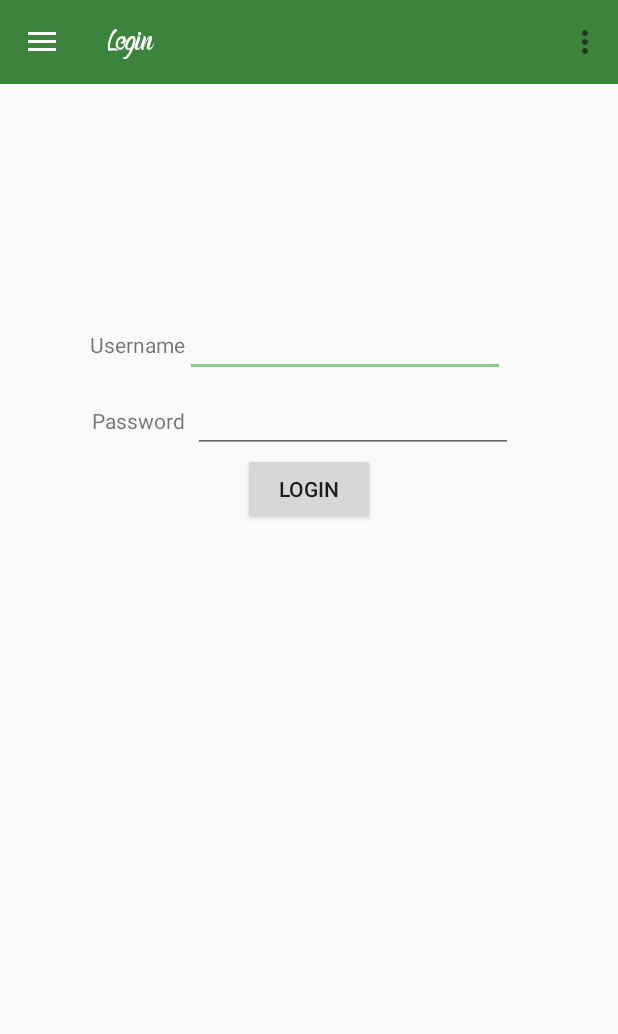
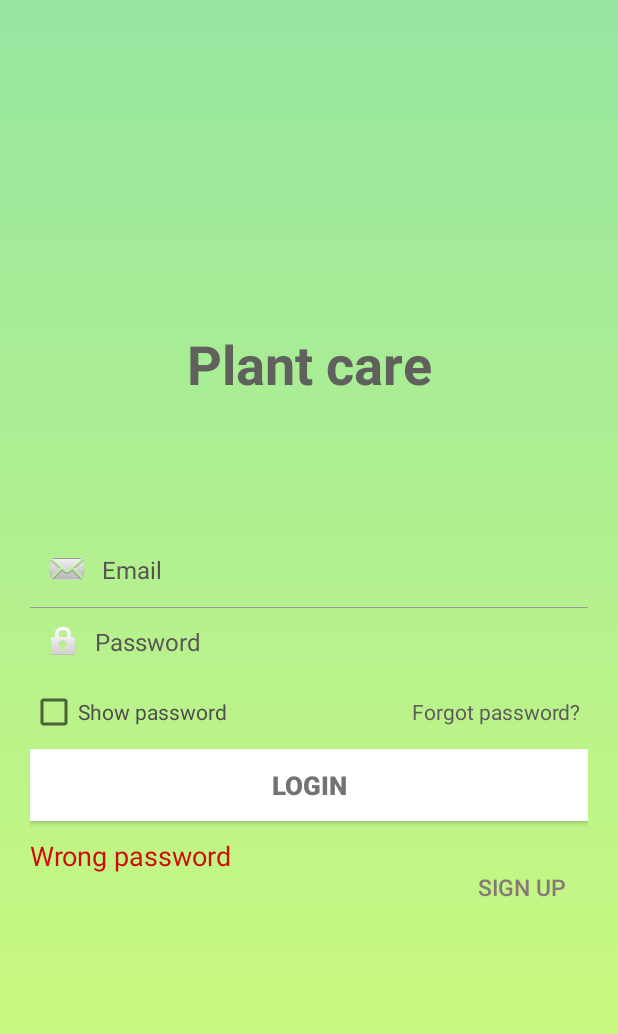
Before and after one commit to TomazMazej/plant_care, an Android app: the screen it shows after launch (MainActivity), in the side drawer, after a tap on "Log In", on a phone screen of 412 x 824 dp. Shown: the top 1034 px of the screen. Run offline under Robolectric (Android 15) with nearby library versions, the phone set to English and light mode, and no system bars.

Commit message:
Design for Login fragment and Sign up fragment

```diff
--- /dev/null
+++ b/app/src/main/res/drawable/gradient_background.xml
@@ -0,0 +1,12 @@
+<?xml version="1.0" encoding="utf-8"?>
+<selector xmlns:android="http://schemas.android.com/apk/res/android">
+    <item>
+        <shape>
+            <gradient
+                android:angle="90"
+                android:startColor="#d4fc79"
+                android:endColor="#96e6a1"
+                android:type="linear" />
+        </shape>
+    </item>
+</selector>
--- a/app/src/main/res/layout/content_main.xml
+++ b/app/src/main/res/layout/content_main.xml
@@ -1,6 +1,8 @@
 <?xml version="1.0" encoding="utf-8"?>
 <LinearLayout
-    xmlns:android="http://schemas.android.com/apk/res/android" android:layout_width="match_parent"
+    xmlns:android="http://schemas.android.com/apk/res/android"
+    xmlns:app="http://schemas.android.com/apk/res-auto"
+    android:layout_width="match_parent"
     android:layout_height="match_parent">
 
     <FrameLayout
--- a/app/src/main/res/layout/fragment_log_in.xml
+++ b/app/src/main/res/layout/fragment_log_in.xml
@@ -1,75 +1,139 @@
 <?xml version="1.0" encoding="utf-8"?>
-<androidx.constraintlayout.widget.ConstraintLayout xmlns:android="http://schemas.android.com/apk/res/android"
-    android:layout_width="match_parent"
-    android:layout_height="match_parent"
-    xmlns:app="http://schemas.android.com/apk/res-auto"
-    xmlns:tools="http://schemas.android.com/tools">
+<RelativeLayout xmlns:android="http://schemas.android.com/apk/res/android"
+    android:layout_width="fill_parent"
+    android:layout_height="fill_parent"
+    android:padding="20dp"
+    android:background="@drawable/gradient_background"
+    >
 
-    <androidx.constraintlayout.widget.Guideline
-        android:id="@+id/guideline"
-        android:layout_width="wrap_content"
+    <LinearLayout
+        android:id="@+id/login_layout"
+        android:layout_width="fill_parent"
         android:layout_height="wrap_content"
-        android:orientation="vertical"
-        app:layout_constraintGuide_percent="0.3" />
+        android:layout_centerInParent="true"
+        android:orientation="vertical" >
 
-    <androidx.constraintlayout.widget.Guideline
-        android:id="@+id/guideline3"
-        android:layout_width="wrap_content"
-        android:layout_height="wrap_content"
-        android:orientation="vertical"
-        app:layout_constraintGuide_percent="0.3" />
+        <TextView
+            android:id="@+id/Plant_care"
+            android:layout_width="fill_parent"
+            android:layout_height="wrap_content"
+            android:gravity="center"
+            android:padding="10dp"
+            android:text="Plant care"
+            android:textColor="#60615D"
+            android:textSize="36sp"
+            android:textStyle="bold" />
 
-    <androidx.constraintlayout.widget.Guideline
-        android:id="@+id/guideline4"
-        android:layout_width="wrap_content"
-        android:layout_height="wrap_content"
-        android:orientation="horizontal"
-        app:layout_constraintGuide_begin="150dp" />
+        <TextView
+            android:id="@+id/textView6"
+            android:layout_width="match_parent"
+            android:layout_height="58dp" />
 
-    <TextView
-        android:id="@+id/textView"
-        android:layout_width="wrap_content"
-        android:layout_height="wrap_content"
-        android:text="Username"
-        app:layout_constraintBaseline_toBaselineOf="@+id/username"
-        app:layout_constraintEnd_toStartOf="@+id/guideline3" />
+        <EditText
+            android:id="@+id/login_mail"
+            android:layout_width="fill_parent"
+            android:layout_height="wrap_content"
+            android:layout_marginTop="20dp"
+            android:background="@android:color/transparent"
+            android:drawableLeft="@android:drawable/sym_action_email"
+            android:drawablePadding="8dp"
+            android:gravity="center_vertical"
+            android:hint="Email"
+            android:inputType="textEmailAddress"
+            android:padding="10dp"
+            android:singleLine="true"
+            android:textColor="#595555"
+            android:textColorHint="#575353"
+            android:textSize="16sp" />
 
-    <EditText
-        android:id="@+id/username"
-        android:layout_width="wrap_content"
-        android:layout_height="wrap_content"
-        android:layout_marginTop="?attr/actionBarSize"
-        android:ems="10"
-        android:inputType="textPersonName"
-        app:layout_constraintStart_toStartOf="@+id/guideline3"
-        app:layout_constraintTop_toTopOf="@+id/guideline4" />
+        <View
+            android:layout_width="fill_parent"
+            android:layout_height="1px"
+            android:background="#A19A9A" />
 
-    <TextView
-        android:id="@+id/textView2"
-        android:layout_width="wrap_content"
-        android:layout_height="wrap_content"
-        android:text="Password"
-        app:layout_constraintBaseline_toBaselineOf="@+id/password"
-        app:layout_constraintEnd_toStartOf="@+id/guideline3" />
+        <EditText
+            android:id="@+id/login_password"
+            android:layout_width="fill_parent"
+            android:layout_height="wrap_content"
+            android:background="@android:color/transparent"
+            android:drawableLeft="@android:drawable/ic_lock_idle_lock"
+            android:drawablePadding="8dp"
+            android:gravity="center_vertical"
+            android:hint="Password"
+            android:inputType="textPassword"
+            android:padding="10dp"
+            android:singleLine="true"
+            android:textColor="#635E5E"
+            android:textColorHint="#5A5656"
+            android:textSize="16sp" />
 
-    <EditText
-        android:id="@+id/password"
-        android:layout_width="wrap_content"
-        android:layout_height="wrap_content"
-        android:layout_margin="5dp"
-        android:ems="10"
-        android:inputType="textPassword"
-        app:layout_constraintStart_toStartOf="@+id/guideline3"
-        app:layout_constraintTop_toBottomOf="@+id/username" />
+        <LinearLayout
+            android:layout_width="fill_parent"
+            android:layout_height="wrap_content"
+            android:orientation="horizontal"
+            android:paddingBottom="5dp"
+            android:paddingTop="8dp" >
 
-    <Button
-        android:id="@+id/buttonLogin"
-        android:layout_width="wrap_content"
-        android:layout_height="wrap_content"
-        android:text="Login"
-        android:onClick="onClickLogin"
-        app:layout_constraintEnd_toEndOf="parent"
-        app:layout_constraintStart_toStartOf="parent"
-        app:layout_constraintTop_toBottomOf="@+id/password" />
+            <CheckBox
+                android:id="@+id/show_hide_password"
+                android:layout_width="wrap_content"
+                android:layout_height="wrap_content"
+                android:layout_weight="1"
+                android:text="Show password"
+                android:textColor="#504C4C"
+                android:textSize="14sp" />
 
-</androidx.constraintlayout.widget.ConstraintLayout>
+            <TextView
+                android:id="@+id/forgot_password"
+                android:layout_width="wrap_content"
+                android:layout_height="wrap_content"
+                android:layout_weight="1"
+                android:gravity="end"
+                android:padding="5dp"
+                android:text="Forgot password?"
+                android:textColor="#605B5B"
+                android:textSize="14sp" />
+        </LinearLayout>
+
+        <Button
+            android:id="@+id/SignUpBtn"
+            android:layout_width="fill_parent"
+            android:layout_height="wrap_content"
+            android:layout_marginTop="3dp"
+            android:background="#FFFFFF"
+            android:padding="3dp"
+            android:text="login"
+            android:textColor="#757272"
+            android:textSize="17sp"
+            android:textStyle="bold" />
+
+        <LinearLayout
+            android:layout_width="match_parent"
+            android:layout_height="match_parent"
+            android:orientation="horizontal">
+
+            <TextView
+                android:id="@+id/Wrong_password"
+                android:layout_width="289dp"
+                android:layout_height="48dp"
+                android:layout_weight="1"
+                android:text="Wrong password"
+                android:textColor="#D10A0A"
+                android:textSize="18sp" />
+
+            <Button
+                android:id="@+id/sign_up"
+                android:layout_width="wrap_content"
+                android:layout_height="wrap_content"
+                android:layout_marginTop="20dp"
+                android:background="#00501616"
+                android:gravity="center"
+                android:padding="5dp"
+                android:text="Sign up"
+                android:textColor="#887979"
+                android:textSize="15sp" />
+        </LinearLayout>
+
+    </LinearLayout>
+
+</RelativeLayout>
```
Also changed, not shown: app/src/main/res/layout/fragment_sign_up.xml (+74 -70 lines).
